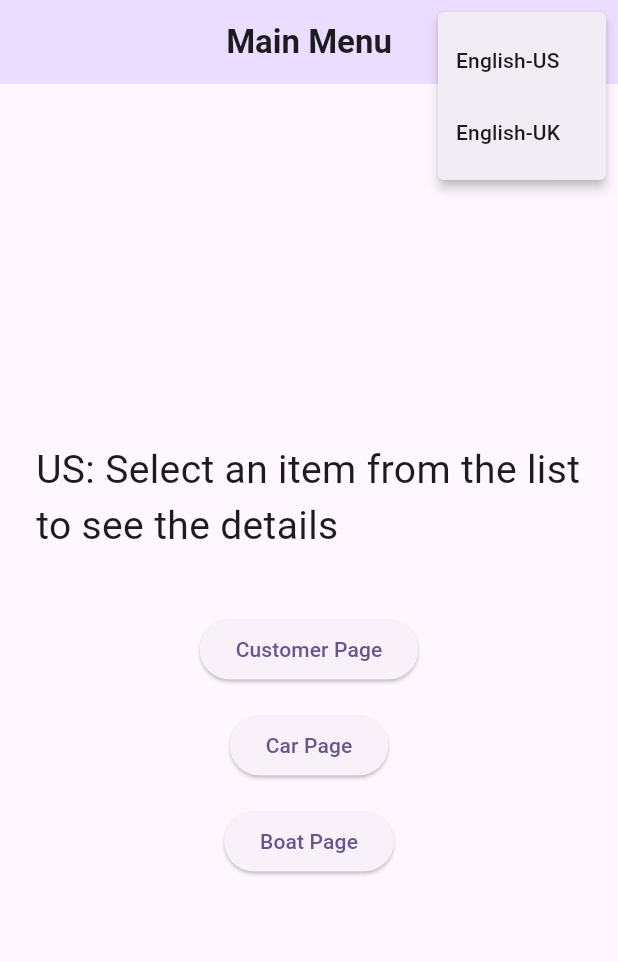
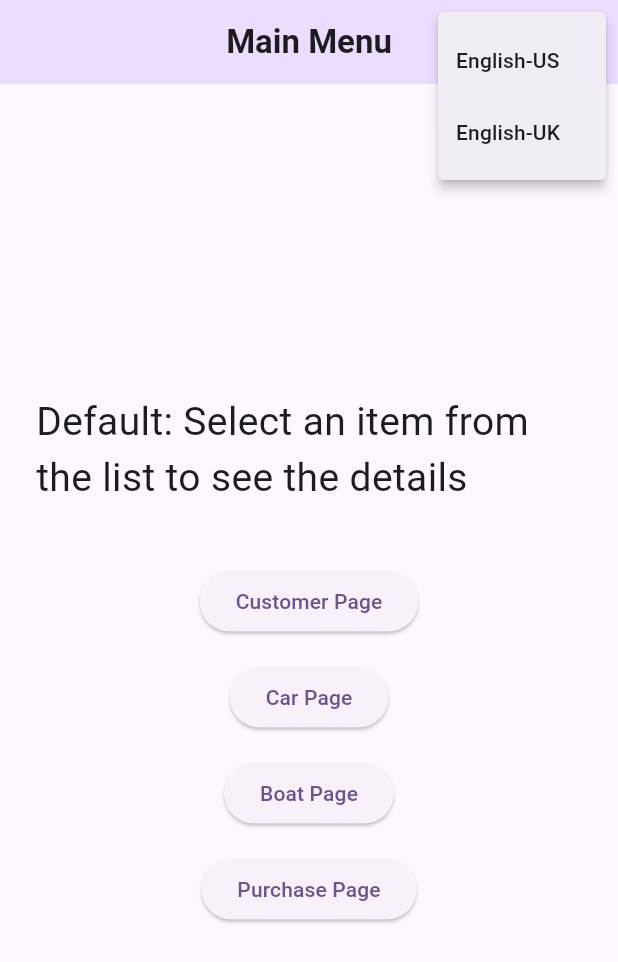
Before and after one commit to JessySeo9955/flutter_CST2335, a Flutter app: the screen it shows after launch, after a tap on the "language" icon, on a phone screen of 412 x 824 dp. Shown: the top 962 px of the screen. Run offline on Flutter 3.47's test engine with Material 3 defaults, Android fonts, the phone set to English and light mode, and no system bars; our stand-ins replace floor, sqflite; missing offline and left inert: encrypted_shared_preferences; accounts and stored records are empty; generated files the repository leaves out were written again.

Commit message:
dart doc created

```diff
--- a/lib/customer/data/customer_dao.dart
+++ b/lib/customer/data/customer_dao.dart
@@ -2,16 +2,20 @@ import 'package:floor/floor.dart';
 
 import 'customer_model.dart';
 
-
+/// Data access object (DAO) for performing CRUD operations on `Customer`
+/// entities stored in the local database.
 @dao
 abstract class CustomerDao {
 
+  /// Inserts a new `Customer` into the database.
   @Query('Select * From Customer')
   Future<List<Customer>> getAllCustomers();
 
+  /// Returns a `Future` containing the ID of the newly inserted row.
   @insert
   Future<int> insertCustomer(Customer customer);
 
+  /// Deletes a specific `Customer` from the database.
   @update
   Future<int> updateCustomer(Customer customer);
 
--- a/lib/customer/data/customer_database.dart
+++ b/lib/customer/data/customer_database.dart
@@ -7,7 +7,11 @@ import 'customer_model.dart';
 
 part 'customer_database.g.dart';
 
+/// Main Floor database class for managing the Customer entity and
+/// providing access to the associated DAO.
 @Database(version: 1, entities: [Customer])
 abstract class CustomerDatabase extends FloorDatabase {
+
+  /// Provides the DAO used to perform CRUD operations on `Customer` records.
   CustomerDao get customerDao;
 }
--- a/lib/customer/preference/customer_prefs.dart
+++ b/lib/customer/preference/customer_prefs.dart
@@ -1,16 +1,20 @@
 
 import 'package:encrypted_shared_preferences/encrypted_shared_preferences.dart';
 
+/// A utility class for saving and loading the most recently used customer data
+/// using `EncryptedSharedPreferences`.
 class CustomerPrefs {
+  /// The internal encrypted shared preferences instance used for persistence.
   static final _prefs = EncryptedSharedPreferences();
 
+  /// Saves the provided customer data to encrypted storage.
   static Future<void> saveLastCustomer(Map<String, String> data) async {
     await _prefs.setString('last_customer', data.toString());
   }
 
+  /// Loads the last saved customer data from encrypted storage.
   static Future<Map<String, String>?> loadLastCustomer() async {
     String? saved = await _prefs.getString('last_customer');
-    if (saved == null) return null;
     saved = saved.replaceAll(RegExp(r'[\{\}]'), '');
     Map<String, String> map = {};
     for (var pair in saved.split(', ')) {
--- a/lib/main.dart
+++ b/lib/main.dart
@@ -5,14 +5,18 @@ import 'package:flutter_localizations/flutter_localizations.dart';
 import 'customer/page/customer_list_page.dart';
 import 'customer/service/customer_service.dart';
 
+
+/// Entry point of the application.
 void main() async {
+  WidgetsFlutterBinding.ensureInitialized();
   await CustomerService().init();
   runApp(const MyApp());
 }
-
+/// The root widget of the application.
 class MyApp extends StatefulWidget {
   const MyApp({super.key});
 
+  /// Changes the current app locale dynamically.
   static void setLocale(BuildContext context, Locale newLocale) {
     final state = context.findAncestorStateOfType<MyAppState>();
     state?.changeLanguage(newLocale);
@@ -22,9 +26,13 @@ class MyApp extends StatefulWidget {
   MyAppState createState() => MyAppState();
 }
 
+/// The state object for [MyApp].
 class MyAppState extends State<MyApp> {
-  Locale _locale = const Locale("en", "US");
 
+  /// Currently selected locale for the application.
+  Locale _locale = const Locale("en");
+
+  /// Updates the application's locale and triggers a rebuild.
   void changeLanguage(Locale locale) {
     setState(() => _locale = locale);
   }
@@ -34,9 +42,8 @@ class MyAppState extends State<MyApp> {
     return MaterialApp(
       debugShowCheckedModeBanner: false,
       supportedLocales: const [
-        Locale("en", "GB"),
-        Locale("en", "US"),
-
+        Locale("en"),
+        Locale("en", "GB")
       ],
       localizationsDelegates: const [
         AppLocalizations.delegate,
@@ -51,7 +58,7 @@ class MyAppState extends State<MyApp> {
       initialRoute: '/',
       routes: {
         '/': (context) => const MyHomePage(),
-        '/customer': (context) => CustomerListPage(),
+         '/customer': (context) => CustomerListPage(),
         '/car': (context) => DummyPage(title: "Car Page"),
         '/boat': (context) => DummyPage(title: "Boat Page"),
         '/purchase': (context) => DummyPage(title: "Purchase Page"),
@@ -60,6 +67,7 @@ class MyAppState extends State<MyApp> {
   }
 }
 
+/// The main landing page of the app.
 class MyHomePage extends StatelessWidget {
   const MyHomePage({super.key});
 
@@ -74,12 +82,12 @@ class MyHomePage extends StatelessWidget {
           PopupMenuButton<String>(
             icon: const Icon(Icons.language),
             onSelected: (value) {
-              if (value == "en_US") MyApp.setLocale(context, const Locale("en", "US"));
+              if (value == "en") MyApp.setLocale(context, const Locale("en"));
               if (value == "en_GB") MyApp.setLocale(context, const Locale("en", "GB"));
 
             },
             itemBuilder: (context) => [
-              const PopupMenuItem(value: "en_US", child: Text("English-US")),
+              const PopupMenuItem(value: "en", child: Text("English-US")),
               const PopupMenuItem(value: "en_GB", child: Text("English-UK")),
             ],
           ),
@@ -106,6 +114,9 @@ class MyHomePage extends StatelessWidget {
               const SizedBox(height: 16),
 
               _menuButton(context, 'Boat Page', '/boat'),
+              const SizedBox(height: 16),
+
+              _menuButton(context, 'Purchase Page', '/purchase'),
             ],
           ),
         ),
@@ -113,6 +124,7 @@ class MyHomePage extends StatelessWidget {
     );
   }
 
+  /// Helper method that builds a navigation button for the home menu.
   Widget _menuButton(BuildContext context, String label, String route) {
     return ElevatedButton(
       onPressed: () => Navigator.pushNamed(context, route),
--- a/pubspec.yaml
+++ b/pubspec.yaml
@@ -47,6 +47,7 @@ dependencies:
   floor: ^1.5.0
   dartdoc: ^8.0.7
 
+  sqflite: any
 dev_dependencies:
   flutter_test:
     sdk: flutter
@@ -73,7 +74,9 @@ flutter:
 
   # To add assets to your application, add an assets section, like this:
   assets:
-      - assets/translations/
+      - assets/translations/en.json
+      - assets/translations/en_GB.json
+
   #   - images/a_dot_burr.jpeg
   #   - images/a_dot_ham.jpeg
 
```
Also changed, not shown: assets/translations/en_US.json (deleted, +0 -9 lines), lib/AppLocalizations.dart (+15 -3 lines), lib/customer/data/customer_model.dart (+15 -1 lines), lib/customer/page/customer_form_page.dart (+6 -3 lines), lib/customer/page/customer_list_page.dart (+24 -10 lines), lib/customer/service/customer_service.dart (+15 -1 lines), lib/customer/widget/customer_form_panel.dart (+47 -25 lines), pubspec.lock.
